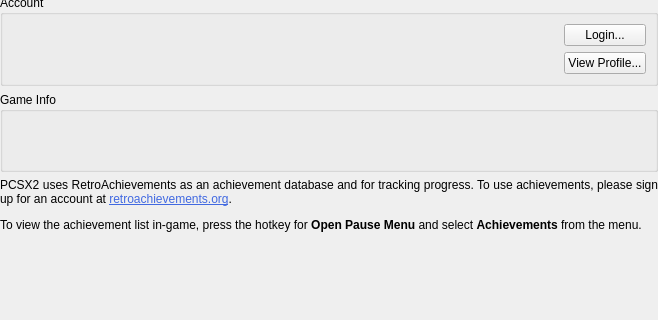
Before: the Qt Designer form pcsx2-qt/Settings/AchievementSettingsWidget.ui in PCSX2/pcsx2, drawn with Qt 5; both pictures show x 0 to 658 and y 176 to 496 of the 658 by 496 pixel window.
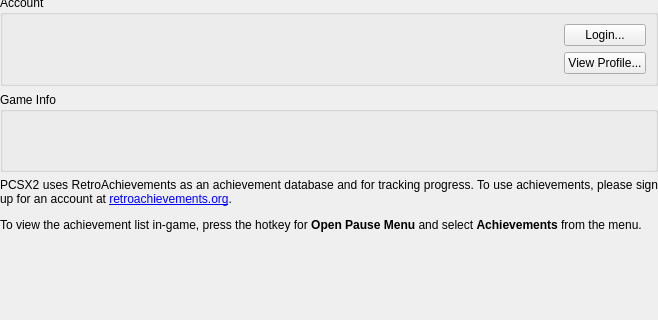
After: the same form once the commit is applied.

Commit message: Qt: Removes hyperlink color override from Rcheevos

```diff
--- a/pcsx2-qt/Settings/AchievementSettingsWidget.ui
+++ b/pcsx2-qt/Settings/AchievementSettingsWidget.ui
@@ -157,7 +157,7 @@
    <item>
     <widget class="QLabel" name="label">
      <property name="text">
-      <string>&lt;html&gt;&lt;head/&gt;&lt;body&gt;&lt;p align=&quot;justify&quot;&gt;PCSX2 uses RetroAchievements as an achievement database and for tracking progress. To use achievements, please sign up for an account at &lt;a href=&quot;https://retroachievements.org/&quot;&gt;&lt;span style=&quot; text-decoration: underline; color:#4169e1;&quot;&gt;retroachievements.org&lt;/span&gt;&lt;/a&gt;.&lt;/p&gt;&lt;p align=&quot;justify&quot;&gt;To view the achievement list in-game, press the hotkey for &lt;span style=&quot; font-weight:600;&quot;&gt;Open Pause Menu&lt;/span&gt; and select &lt;span style=&quot; font-weight:600;&quot;&gt;Achievements&lt;/span&gt; from the menu.&lt;/p&gt;&lt;/body&gt;&lt;/html&gt;</string>
+      <string>&lt;html&gt;&lt;head/&gt;&lt;body&gt;&lt;p align=&quot;justify&quot;&gt;PCSX2 uses RetroAchievements as an achievement database and for tracking progress. To use achievements, please sign up for an account at &lt;a href=&quot;https://retroachievements.org/&quot;&gt;retroachievements.org&lt;/a&gt;.&lt;/p&gt;&lt;p align=&quot;justify&quot;&gt;To view the achievement list in-game, press the hotkey for &lt;span style=&quot; font-weight:600;&quot;&gt;Open Pause Menu&lt;/span&gt; and select &lt;span style=&quot; font-weight:600;&quot;&gt;Achievements&lt;/span&gt; from the menu.&lt;/p&gt;&lt;/body&gt;&lt;/html&gt;</string>
      </property>
      <property name="textFormat">
       <enum>Qt::RichText</enum>
```
